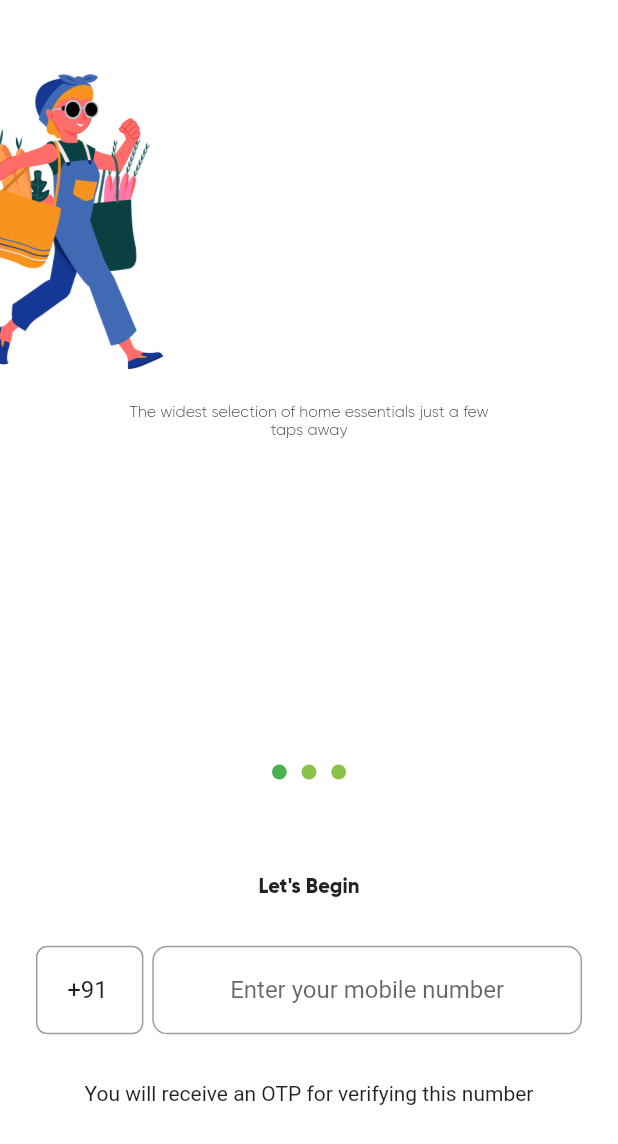
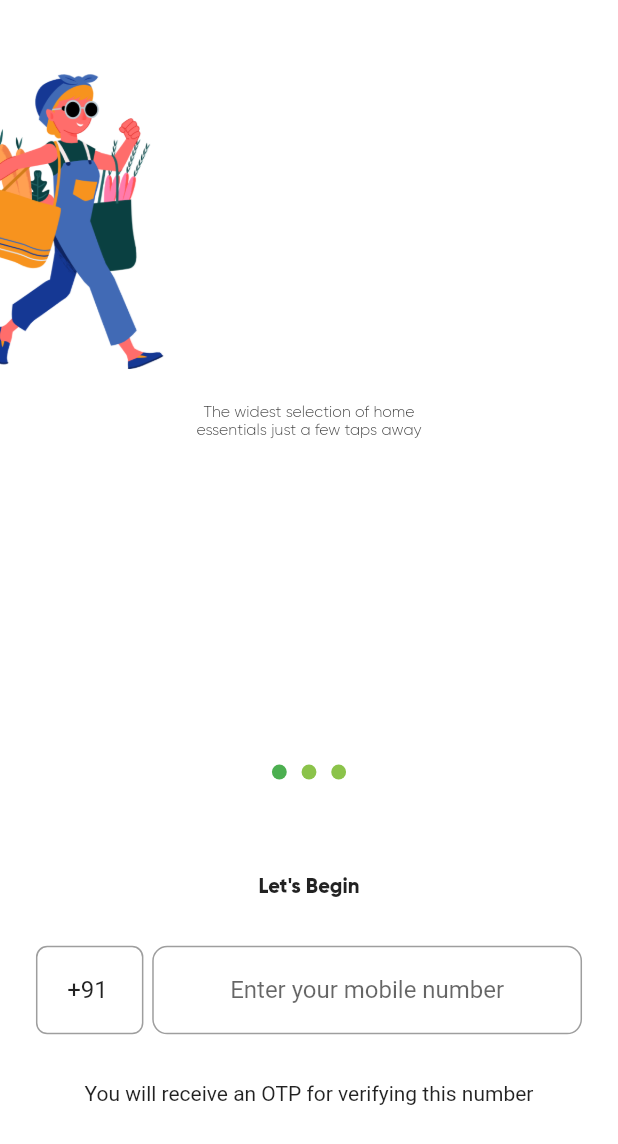
Before and after one commit to dscnitrourkela/project-raasan, a Flutter app: the screen it shows after launch, on a phone screen of 412 x 824 dp, the part 92-1236 px from its top. Run offline on Flutter 3.47's test engine with Material 2 defaults, Android fonts, the phone set to English and light mode, and no system bars; drawn by our look-alikes of smooth_page_indicator; our stand-ins replace cloud_firestore, fancy_bottom_navigation, firebase_auth, firebase_messaging, get_it, pin_code_fields and 1 more; accounts and stored records are empty.

Commit message:
Onboarding overflow hotfix
Modified onboarding widget to fix overflow.

```diff
--- a/gogrocy/lib/ui/widgets/onboarding_widget.dart
+++ b/gogrocy/lib/ui/widgets/onboarding_widget.dart
@@ -29,8 +29,8 @@ class OnBoardingWidget extends StatelessWidget {
                 Padding(
                   padding: EdgeInsets.only(top: 0.021 * constants.screenHeight),
                   child: SizedBox(
-                    width: 203 * (2.550/2.002),
-                    height: 40.0 * (2.550/2.002),
+                    width: 203 * constants.scaleRatio,
+                    height: 40.0 * constants.scaleRatio,
                     child: Text(
                       'The widest selection of home essentials just a few taps away',
                       textAlign: TextAlign.center,
```
